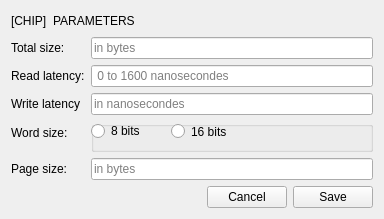
serma-safety-security/hardsploit-gui-ruby, file gui_designer/gui_parallel_settings.ui: the form before one commit.
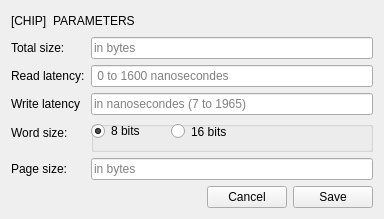
The form after the commit.

```diff
--- a/gui_designer/gui_parallel_settings.ui
+++ b/gui_designer/gui_parallel_settings.ui
@@ -99,7 +99,7 @@
           <string/>
          </property>
          <property name="placeholderText">
-          <string>in nanosecondes</string>
+          <string>in nanosecondes (7 to 1965)</string>
          </property>
         </widget>
        </item>
@@ -127,6 +127,9 @@
           <property name="text">
            <string>8 bits</string>
           </property>
+          <property name="checked">
+           <bool>true</bool>
+          </property>
          </widget>
          <widget class="QRadioButton" name="rbn_16b">
           <property name="geometry">
```
